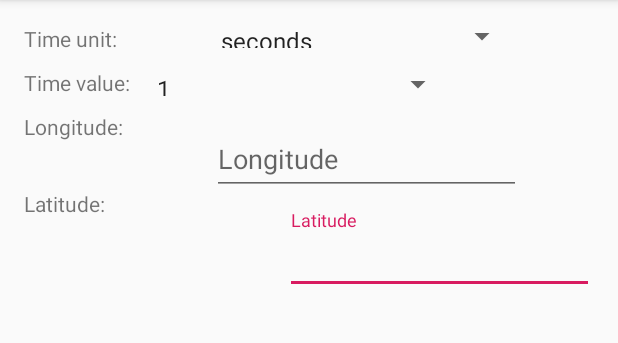
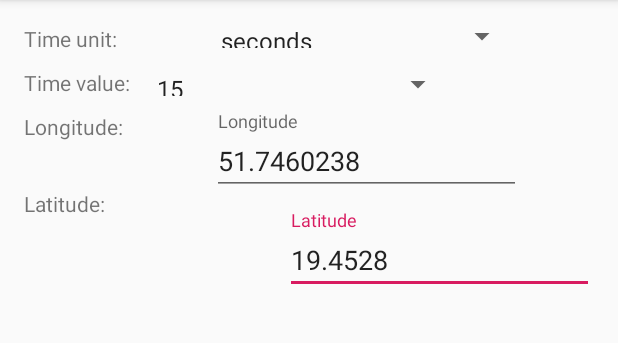
Before and after one commit to TomaszKot11/PAM, an Android app: the screen it shows after launch (SettingsActivity), in the options menu, after a tap on "Settings", on a phone screen of 412 x 824 dp, the part 84-427 px from its top. Run offline under Robolectric (Android 15) with nearby library versions, the phone set to English and light mode, and no system bars.

Commit message:
Finished setting feature

```diff
--- a/AstroWeatherOne/app/src/main/java/com/example/tomek/astroweatherone/SettingsActivity.java
+++ b/AstroWeatherOne/app/src/main/java/com/example/tomek/astroweatherone/SettingsActivity.java
@@ -4,27 +4,32 @@ import android.content.SharedPreferences;
 import android.support.design.widget.TextInputEditText;
 import android.support.v7.app.AppCompatActivity;
 import android.os.Bundle;
+import android.util.Log;
 import android.widget.ArrayAdapter;
 import android.widget.Spinner;
 
 public class SettingsActivity extends AppCompatActivity {
-
     // shared preferences constants
     public static final String SHARED_PREFERENCES_NAME = "APPLICATION_SETTINGS";
     public static final String PREFENCES_TIME_VALUE_KEY = "TIME_VALUE";
     public static final String PREFERNCE_TIME_UNIT_KEY = "TIME_UNIT";
     public static final String PREFERENCES_LONGITUTDE_KEY = "LONGITUDE_KEY";
     public static final String PREFERENCE_LATITTUDE_KEY = "LATITUDE_KEY";
-
+    public static String DMCS_LONGITUDE = "51.7460238";
+    public static String DMCS_LATITUDE = "19.4528";
 
     private Spinner spinnerUnits;
+    private ArrayAdapter<CharSequence> spinnerUnitsArrayAdapter;
     private Spinner spinnerValue;
+    private ArrayAdapter<CharSequence> spinnerValueArrayAdapter;
+
     private TextInputEditText latitudeInputEditText;
     private TextInputEditText longitutdeEditText;
 
     @Override
     protected void onCreate(Bundle savedInstanceState) {
         super.onCreate(savedInstanceState);
+
         setContentView(R.layout.activity_settings);
 
         spinnerValue = findViewById(R.id.time_value_spinner);
@@ -33,16 +38,38 @@ public class SettingsActivity extends AppCompatActivity {
         latitudeInputEditText = findViewById(R.id.latitudeInputEditText);
         longitutdeEditText = findViewById(R.id.longitudeInputEditText);
 
-        assingCharAdaptersToSpinners(R.array.refreshing_numerical_values, spinnerValue);
-        assingCharAdaptersToSpinners(R.array.refreshing_units, spinnerUnits);
+        this.spinnerValueArrayAdapter = ArrayAdapter.createFromResource(this, R.array.refreshing_numerical_values, android.R.layout.simple_spinner_item);
+        this.spinnerUnitsArrayAdapter = ArrayAdapter.createFromResource(this, R.array.refreshing_units, android.R.layout.simple_spinner_item);
+
+        assingCharAdaptersToSpinners(spinnerValue, spinnerValueArrayAdapter);
+        assingCharAdaptersToSpinners(spinnerUnits, spinnerUnitsArrayAdapter);
     }
 
-    private void assingCharAdaptersToSpinners(int  string_array_identifier, Spinner spinner) {
-        ArrayAdapter<CharSequence> adapter = ArrayAdapter.createFromResource(this, string_array_identifier, android.R.layout.simple_spinner_item);
+    private void assingCharAdaptersToSpinners(Spinner spinner, ArrayAdapter<CharSequence> arrayAdapter) {
         // Specify the layout to use when the list of choices appears
-        adapter.setDropDownViewResource(android.R.layout.simple_spinner_dropdown_item);
+        arrayAdapter.setDropDownViewResource(android.R.layout.simple_spinner_dropdown_item);
         // Apply the adapter to the spinner
-        spinner.setAdapter(adapter);
+        spinner.setAdapter(arrayAdapter);
+    }
+
+
+    @Override
+    public void onStart() {
+        super.onStart();
+
+        SharedPreferences settings = getSharedPreferences(SHARED_PREFERENCES_NAME, 0);
+
+        int position = spinnerUnitsArrayAdapter.getPosition(settings.getString(PREFERNCE_TIME_UNIT_KEY, "seconds"));
+        spinnerUnits.setSelection(position);
+
+        position = spinnerValueArrayAdapter.getPosition(settings.getString(PREFENCES_TIME_VALUE_KEY, "15"));
+        spinnerValue.setSelection(position);
+
+        String value = settings.getString(PREFERENCE_LATITTUDE_KEY, DMCS_LATITUDE);
+        latitudeInputEditText.setText(value);
+
+        value = settings.getString(PREFERENCES_LONGITUTDE_KEY, DMCS_LONGITUDE);
+        longitutdeEditText.setText(value);
     }
 
     @Override
@@ -57,6 +84,7 @@ public class SettingsActivity extends AppCompatActivity {
         editor.putString(PREFERNCE_TIME_UNIT_KEY, spinnerUnits.getSelectedItem().toString());
 
         editor.commit();
+
     }
 
 
```
